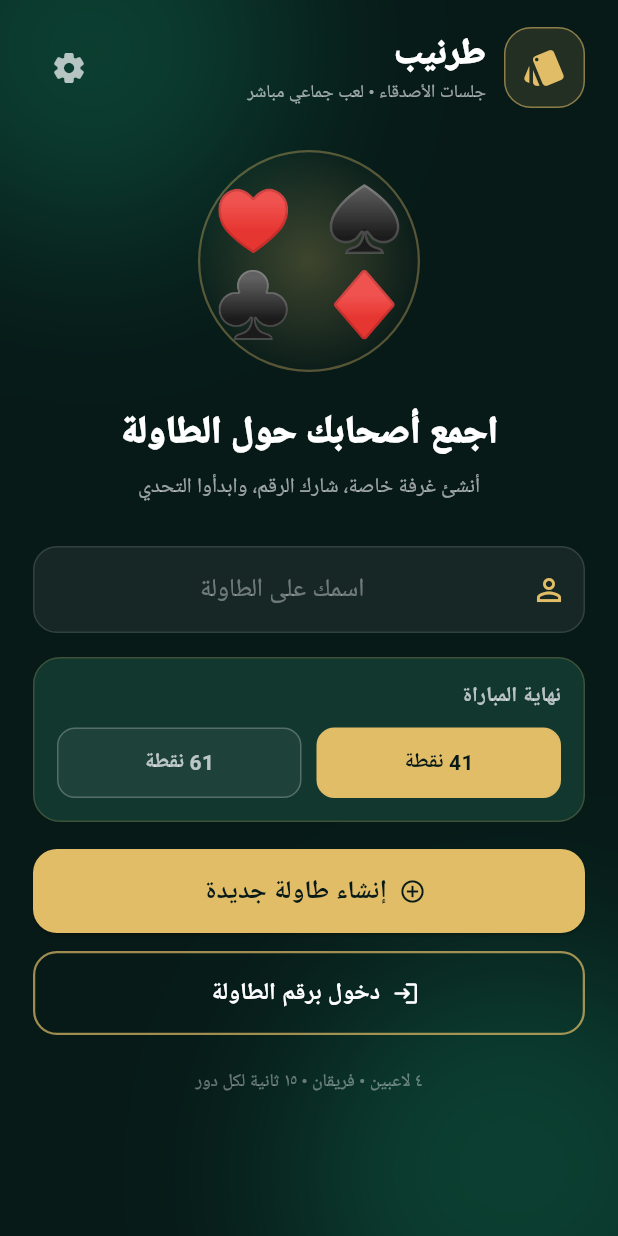
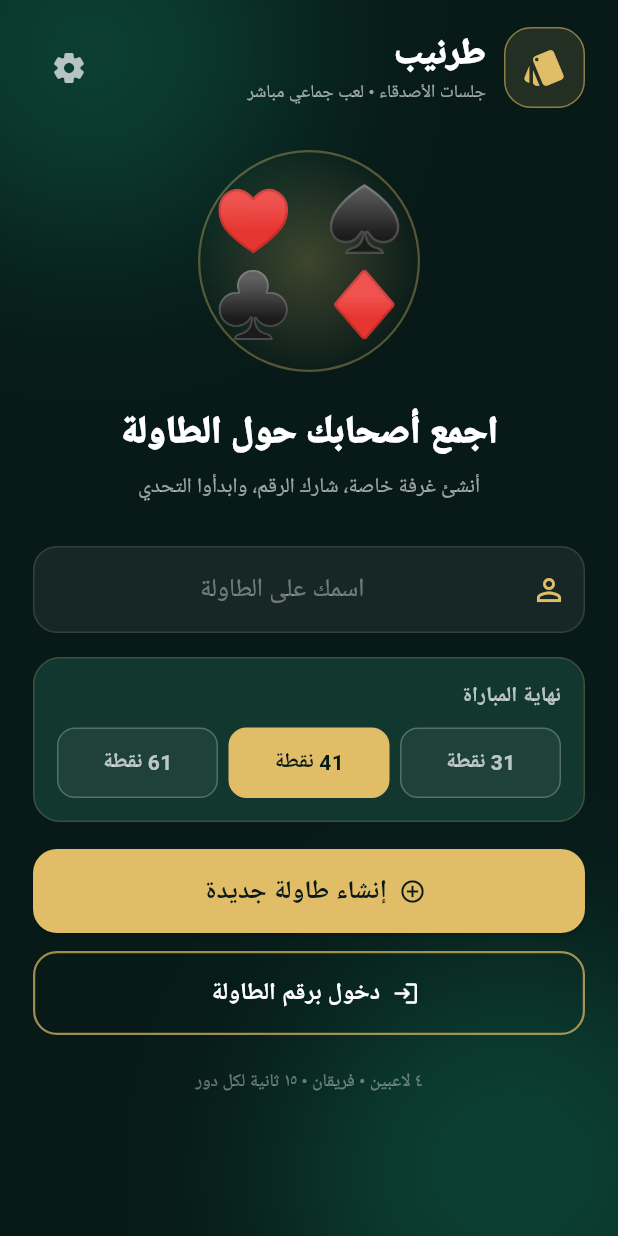
Before and after one commit to nursinghamza-hash/tarneeb-online, a Flutter app: the screen it shows after launch, on a phone screen of 412 x 824 dp. Run offline on Flutter 3.47's test engine with Material 3 defaults, Android fonts, the phone set to English and light mode, and no system bars; our stand-ins replace shared_preferences, socket_io_client.

Commit message:
Add 31-point match target option

```diff
--- a/flutter_app/lib/screens/home_screen.dart
+++ b/flutter_app/lib/screens/home_screen.dart
@@ -293,8 +293,10 @@ class _HomeScreenState extends State<HomeScreen> {
                       const Text('نهاية المباراة', style: TextStyle(color: Colors.white70, fontWeight: FontWeight.bold)),
                       const SizedBox(height: 10),
                       Row(children: [
+                        Expanded(child: _targetButton(31)),
+                        const SizedBox(width: 7),
                         Expanded(child: _targetButton(41)),
-                        const SizedBox(width: 10),
+                        const SizedBox(width: 7),
                         Expanded(child: _targetButton(61)),
                       ]),
                     ]),
```
